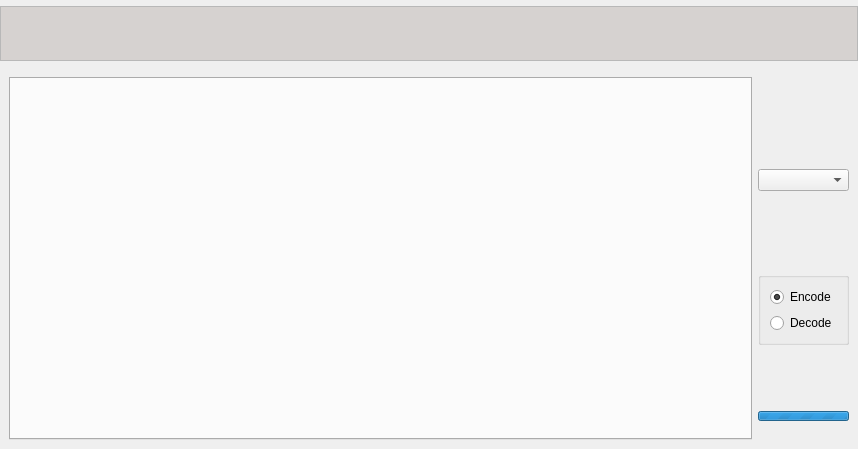
The window that gui/transformwidget.ui (nccgroup/pip3line) describes before a commit, drawn with Qt 5.
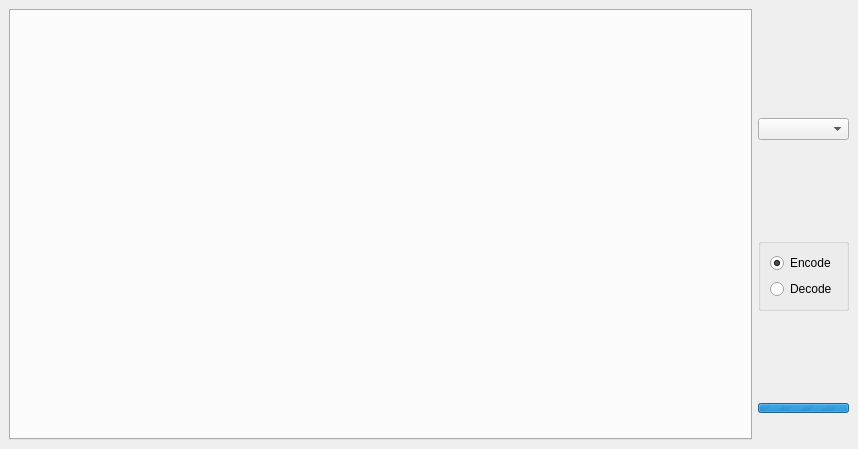
The same window after the commit. Icons and pictures are not drawn.

The edit to the form file:
```diff
--- a/gui/transformwidget.ui
+++ b/gui/transformwidget.ui
@@ -38,121 +38,6 @@
    <property name="margin">
     <number>0</number>
    </property>
-   <item>
-    <widget class="QScrollArea" name="messagesScrollArea">
-     <property name="sizePolicy">
-      <sizepolicy hsizetype="Expanding" vsizetype="Maximum">
-       <horstretch>0</horstretch>
-       <verstretch>0</verstretch>
-      </sizepolicy>
-     </property>
-     <property name="frameShape">
-      <enum>QFrame::NoFrame</enum>
-     </property>
-     <property name="frameShadow">
-      <enum>QFrame::Sunken</enum>
-     </property>
-     <property name="lineWidth">
-      <number>1</number>
-     </property>
-     <property name="widgetResizable">
-      <bool>true</bool>
-     </property>
-     <widget class="QWidget" name="scrollAreaWidgetContents">
-      <property name="geometry">
-       <rect>
-        <x>0</x>
-        <y>0</y>
-        <width>858</width>
-        <height>72</height>
-       </rect>
-      </property>
-      <layout class="QVBoxLayout" name="verticalLayout_8">
-       <property name="spacing">
-        <number>0</number>
-       </property>
-       <property name="sizeConstraint">
-        <enum>QLayout::SetMinimumSize</enum>
-       </property>
-       <property name="margin">
-        <number>0</number>
-       </property>
-       <item>
-        <widget class="QTextEdit" name="messagesDisplay">
-         <property name="enabled">
-          <bool>true</bool>
-         </property>
-         <property name="sizePolicy">
-          <sizepolicy hsizetype="Expanding" vsizetype="Expanding">
-           <horstretch>0</horstretch>
-           <verstretch>0</verstretch>
-          </sizepolicy>
-         </property>
-         <property name="maximumSize">
-          <size>
-           <width>16777215</width>
-           <height>55</height>
-          </size>
-         </property>
-         <property name="palette">
-          <palette>
-           <active>
-            <colorrole role="Base">
-             <brush brushstyle="SolidPattern">
-              <color alpha="255">
-               <red>214</red>
-               <green>210</green>
-               <blue>208</blue>
-              </color>
-             </brush>
-            </colorrole>
-           </active>
-           <inactive>
-            <colorrole role="Base">
-             <brush brushstyle="SolidPattern">
-              <color alpha="255">
-               <red>214</red>
-               <green>210</green>
-               <blue>208</blue>
-              </color>
-             </brush>
-            </colorrole>
-           </inactive>
-           <disabled>
-            <colorrole role="Base">
-             <brush brushstyle="SolidPattern">
-              <color alpha="255">
-               <red>244</red>
-               <green>244</green>
-               <blue>244</blue>
-              </color>
-             </brush>
-            </colorrole>
-           </disabled>
-          </palette>
-         </property>
-         <property name="autoFillBackground">
-          <bool>false</bool>
-         </property>
-         <property name="readOnly">
-          <bool>true</bool>
-         </property>
-         <property name="html">
-          <string>&lt;!DOCTYPE HTML PUBLIC &quot;-//W3C//DTD HTML 4.0//EN&quot; &quot;http://www.w3.org/TR/REC-html40/strict.dtd&quot;&gt;
-&lt;html&gt;&lt;head&gt;&lt;meta name=&quot;qrichtext&quot; content=&quot;1&quot; /&gt;&lt;style type=&quot;text/css&quot;&gt;
-p, li { white-space: pre-wrap; }
-&lt;/style&gt;&lt;/head&gt;&lt;body style=&quot; font-family:'Sans Serif'; font-size:9pt; font-weight:400; font-style:normal;&quot;&gt;
-&lt;p style=&quot;-qt-paragraph-type:empty; margin-top:0px; margin-bottom:0px; margin-left:0px; margin-right:0px; -qt-block-indent:0; text-indent:0px;&quot;&gt;&lt;br /&gt;&lt;/p&gt;&lt;/body&gt;&lt;/html&gt;</string>
-         </property>
-         <property name="textInteractionFlags">
-          <set>Qt::TextSelectableByKeyboard|Qt::TextSelectableByMouse</set>
-         </property>
-        </widget>
-       </item>
-      </layout>
-     </widget>
-    </widget>
-   </item>
    <item>
     <widget class="QWidget" name="widget" native="true">
      <property name="sizePolicy">
```
Left out of the diff: 2 changed lines with no effect on the pictures.
